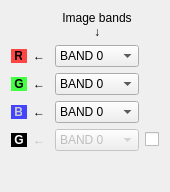
Qt form Code/Common/Gui/mvdColorSetupWidget.ui (orfeotoolbox/OTB) before a commit.
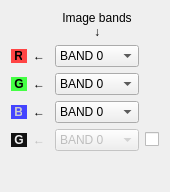
The same form after that commit.

Commit message: ENH: Connected mutual-exclusion between RGB and gray-scale modes for color-setup widget.

```diff
--- a/Code/Common/Gui/mvdColorSetupWidget.ui
+++ b/Code/Common/Gui/mvdColorSetupWidget.ui
@@ -36,7 +36,7 @@
           </sizepolicy>
          </property>
          <property name="text">
-          <string>&lt;span style=&quot;color:#FFFFFF;background-color:#000000&quot;&gt;&amp;nbsp;&lt;b&gt;G&lt;/b&gt;&amp;nbsp;&lt;/span&gt;</string>
+          <string>&lt;span style=&quot;color:#EEEEEE;background-color:#111111&quot;&gt;&amp;nbsp;&lt;b&gt;G&lt;/b&gt;&amp;nbsp;&lt;/span&gt;</string>
          </property>
         </widget>
        </item>
```
Left out of the diff: 195 changed lines with no effect on the pictures.
